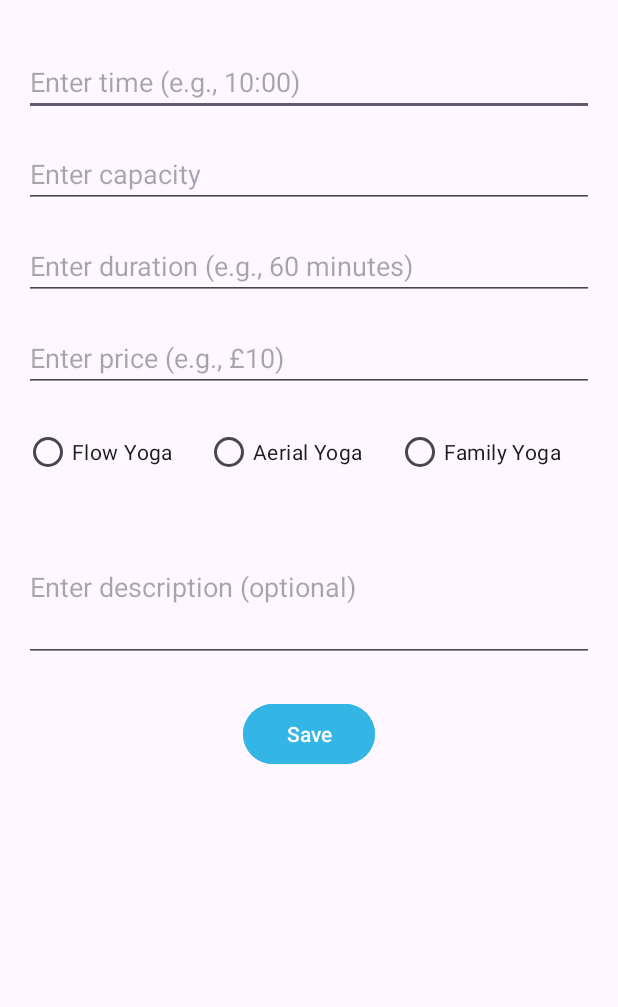
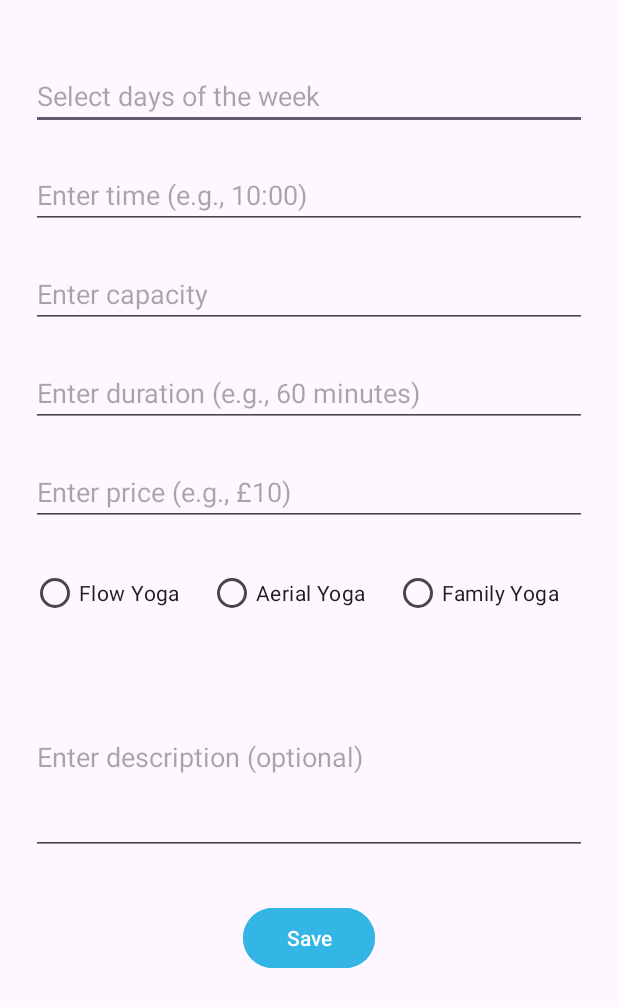
Before and after one commit to tvpkhang01/COMP1786, an Android app: the CourseEditorActivity screen opened directly, with no data from a screen before it, on a phone screen of 412 x 824 dp. Shown: the top 1007 px of the screen. Run offline under Robolectric (Android 15) with nearby library versions, the phone set to English and light mode, and no system bars; our stand-ins replace sdp/ssp sizes.

Commit message:
Fixed all bugs on Course Editor

```diff
--- a/Admin/app/src/main/res/layout/activity_course_editor.xml
+++ b/Admin/app/src/main/res/layout/activity_course_editor.xml
@@ -2,15 +2,22 @@
     xmlns:tools="http://schemas.android.com/tools"
     android:layout_width="match_parent"
     android:layout_height="match_parent"
-    android:padding="16dp"
     android:orientation="vertical"
+    android:padding="@dimen/_16sdp"
     tools:context=".CourseEditorActivity">
+
+    <EditText
+        android:id="@+id/dayOfWeek"
+        android:layout_width="match_parent"
+        android:layout_height="wrap_content"
+        android:layout_marginTop="@dimen/_16sdp"
+        android:hint="Select days of the week" />
 
     <EditText
         android:id="@+id/time"
         android:layout_width="match_parent"
         android:layout_height="wrap_content"
-        android:layout_marginTop="16dp"
+        android:layout_marginTop="@dimen/_16sdp"
         android:hint="Enter time (e.g., 10:00)"
         android:inputType="datetime" />
 
@@ -18,7 +25,7 @@
         android:id="@+id/capacity"
         android:layout_width="match_parent"
         android:layout_height="wrap_content"
-        android:layout_marginTop="16dp"
+        android:layout_marginTop="@dimen/_16sdp"
         android:hint="Enter capacity"
         android:inputType="number" />
 
@@ -26,7 +33,7 @@
         android:id="@+id/duration"
         android:layout_width="match_parent"
         android:layout_height="wrap_content"
-        android:layout_marginTop="16dp"
+        android:layout_marginTop="@dimen/_16sdp"
         android:hint="Enter duration (e.g., 60 minutes)"
         android:inputType="number" />
 
@@ -34,7 +41,7 @@
         android:id="@+id/price"
         android:layout_width="match_parent"
         android:layout_height="wrap_content"
-        android:layout_marginTop="16dp"
+        android:layout_marginTop="@dimen/_16sdp"
         android:hint="Enter price (e.g., £10)"
         android:inputType="numberDecimal" />
 
@@ -42,7 +49,7 @@
         android:id="@+id/type"
         android:layout_width="match_parent"
         android:layout_height="wrap_content"
-        android:layout_marginTop="16dp"
+        android:layout_marginTop="@dimen/_16sdp"
         android:orientation="horizontal">
 
         <RadioButton
@@ -71,20 +78,20 @@
         android:id="@+id/description"
         android:layout_width="match_parent"
         android:layout_height="wrap_content"
-        android:layout_marginTop="16dp"
+        android:layout_marginTop="@dimen/_16sdp"
         android:hint="Enter description (optional)"
         android:inputType="textMultiLine"
-        android:minHeight="100dp" />
+        android:minHeight="@dimen/_100sdp" />
 
     <Button
         android:id="@+id/save"
         android:layout_width="wrap_content"
         android:layout_height="wrap_content"
-        android:layout_marginTop="24dp"
-        android:layout_marginBottom="16dp"
+        android:layout_gravity="center_horizontal"
+        android:layout_marginTop="@dimen/_24sdp"
+        android:layout_marginBottom="@dimen/_16sdp"
         android:backgroundTint="@android:color/holo_blue_light"
         android:text="Save"
-        android:textColor="@android:color/white"
-        android:layout_gravity="center_horizontal" />
+        android:textColor="@android:color/white" />
 
 </LinearLayout>
```
Also changed, not shown: Admin/app/src/main/java/com/example/admin/CourseEditorActivity.java (+67 -64 lines), Admin/app/src/main/java/com/example/admin/Database.java (+37 -8 lines), Admin/app/src/main/java/com/example/admin/MainActivity.java (+30 -12 lines).
